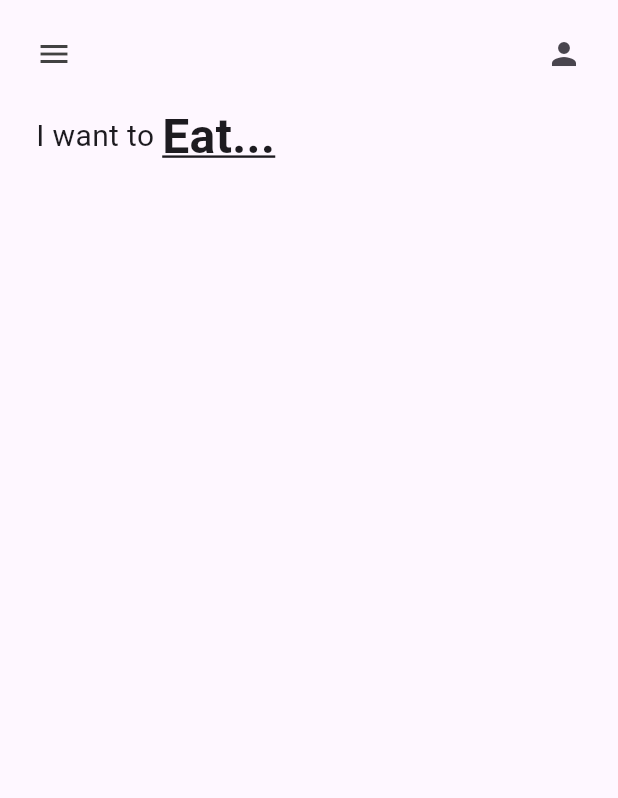
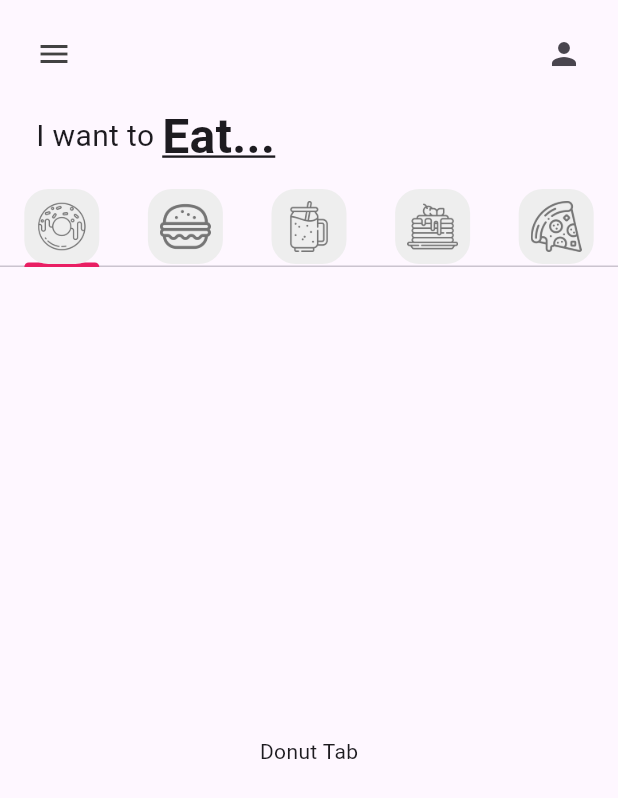
Before and after one commit to Eduardo450/donut_app_4sa, a Flutter app: the screen it shows after launch, on a phone screen of 412 x 824 dp. Shown: the top 798 px of the screen. Run offline on Flutter 3.47's test engine with Material 3 defaults, Android fonts, the phone set to English and light mode, and no system bars.

```diff
--- a/lib/main.dart
+++ b/lib/main.dart
@@ -16,9 +16,9 @@ class MyApp extends StatelessWidget {
       debugShowCheckedModeBanner: false,
       title: 'Flutter Demo',
       theme: ThemeData(
-
         colorScheme: ColorScheme.fromSeed(seedColor: Colors.deepPurple),
         useMaterial3: true,
+        tabBarTheme: TabBarTheme(indicatorColor: Colors.pink)
       ),
       home: const HomePage(),
     );
--- a/lib/pages/home_page.dart
+++ b/lib/pages/home_page.dart
@@ -1,4 +1,10 @@
 import 'package:flutter/material.dart';
+import 'package:donut_app_4sa/pages/utils/my_tab.dart';
+import 'package:donut_app_4sa/tabs/donut_tab.dart';
+import 'package:donut_app_4sa/tabs/burger_tab.dart';
+import 'package:donut_app_4sa/tabs/smoothie_tab.dart';
+import 'package:donut_app_4sa/tabs/pancakes_tab.dart';
+import 'package:donut_app_4sa/tabs/pizza_tab.dart';
 
 class HomePage extends StatefulWidget {
   const HomePage({super.key});
@@ -8,9 +14,18 @@ class HomePage extends StatefulWidget {
 }
 
 class _HomePageState extends State<HomePage> {
+  List <Widget> myTabs = <Widget>[
+    const MyTab(iconPath: 'lib/icons/donut.png',),
+    const MyTab(iconPath: 'lib/icons/burger.png',),
+    const MyTab(iconPath: 'lib/icons/smoothie.png',),
+    const MyTab(iconPath: 'lib/icons/pancakes.png',),
+    const MyTab(iconPath: 'lib/icons/pizza.png',),
+  ];
+
   @override
   Widget build(BuildContext context) {
-    return Scaffold(
+    return DefaultTabController(length: myTabs.length,
+      child: Scaffold(
         appBar: AppBar(
           backgroundColor: Colors.transparent,
           //Icono de la izquierda
@@ -26,8 +41,8 @@ class _HomePageState extends State<HomePage> {
         body: Column(
           children: <Widget>[
             //1. Texto Principal (Text)
-        Padding(
-          padding: const EdgeInsets.symmetric(horizontal: 24, vertical: 12),
+          const Padding(
+            padding: EdgeInsets.symmetric(horizontal: 24, vertical: 12),
             child: Row(
               children: [
                 Text("I want to ", style: TextStyle(
@@ -43,11 +58,23 @@ class _HomePageState extends State<HomePage> {
                 ),),
               ],
             ),
+          ),
+          //2. Pestañas (TabBar)
+          TabBar(tabs: myTabs),
+          //3. Contenido de Pestañas (TabBarView)
+          Expanded(
+            child: TabBarView(
+              children: [
+              DonutTab(),
+              BurgerTab(),
+              SmoothieTab(),
+              PancakesTab(),
+              PizzaTab(),
+            ]),
           )
-        //2. Pestañas (TabBar)
-        //3. Contenido de Pestañas (TabBarView)
           //4. Carrito (Cart)
           ],
+        ),
       ),
     );
   }
--- /dev/null
+++ b/lib/pages/utils/my_tab.dart
@@ -0,0 +1,28 @@
+import 'package:flutter/material.dart';
+
+class MyTab extends StatelessWidget {
+  //Ruta del archivo
+  final String iconPath;
+
+  const MyTab({super.key, required this.iconPath});
+
+  @override
+  Widget build(BuildContext context) {
+    return Tab(
+      height: 50,
+      child: Container(
+        padding: const EdgeInsets.all(8),
+        decoration: BoxDecoration(
+          color: Colors.grey[200],
+          //Borde redondeado
+          borderRadius: BorderRadius.circular(16),
+        ),
+        //Ruta de la imagen
+        child: Image.asset(
+          iconPath,
+          color: Colors.grey[600],
+        )
+      )
+    );
+  }
+}
--- /dev/null
+++ b/lib/tabs/donut_tab.dart
@@ -0,0 +1,12 @@
+import 'package:flutter/material.dart';
+
+class DonutTab extends StatelessWidget {
+  const DonutTab({super.key});
+
+  @override
+  Widget build(BuildContext context) {
+    return const Center(
+      child: Text('Donut Tab')
+    );
+  }
+}
--- a/pubspec.yaml
+++ b/pubspec.yaml
@@ -58,9 +58,9 @@ flutter:
   uses-material-design: true
 
   # To add assets to your application, add an assets section, like this:
-  # assets:
-  #   - images/a_dot_burr.jpeg
-  #   - images/a_dot_ham.jpeg
+  assets:
+  - lib/icons/
+  - lib/images/
 
   # An image asset can refer to one or more resolution-specific "variants", see
   # https://flutter.dev/to/resolution-aware-images
```
Also changed, not shown: lib/tabs/burger_tab.dart (added, +12 -0 lines), lib/tabs/pancakes_tab.dart (added, +12 -0 lines), lib/tabs/pizza_tab.dart (added, +12 -0 lines), lib/tabs/smoothie_tab.dart (added, +12 -0 lines), lib/icons/burger.png (added), lib/icons/donut.png (added), lib/icons/pancakes.png (added), lib/icons/pizza.png (added), lib/icons/smoothie.png (added), lib/images/chocolate_donut.png (added), lib/images/grape_donut.png (added), lib/images/icecream_donut.png (added), lib/images/strawberry_donut.png (added). Lines whose indentation alone changed are shown as unchanged.
